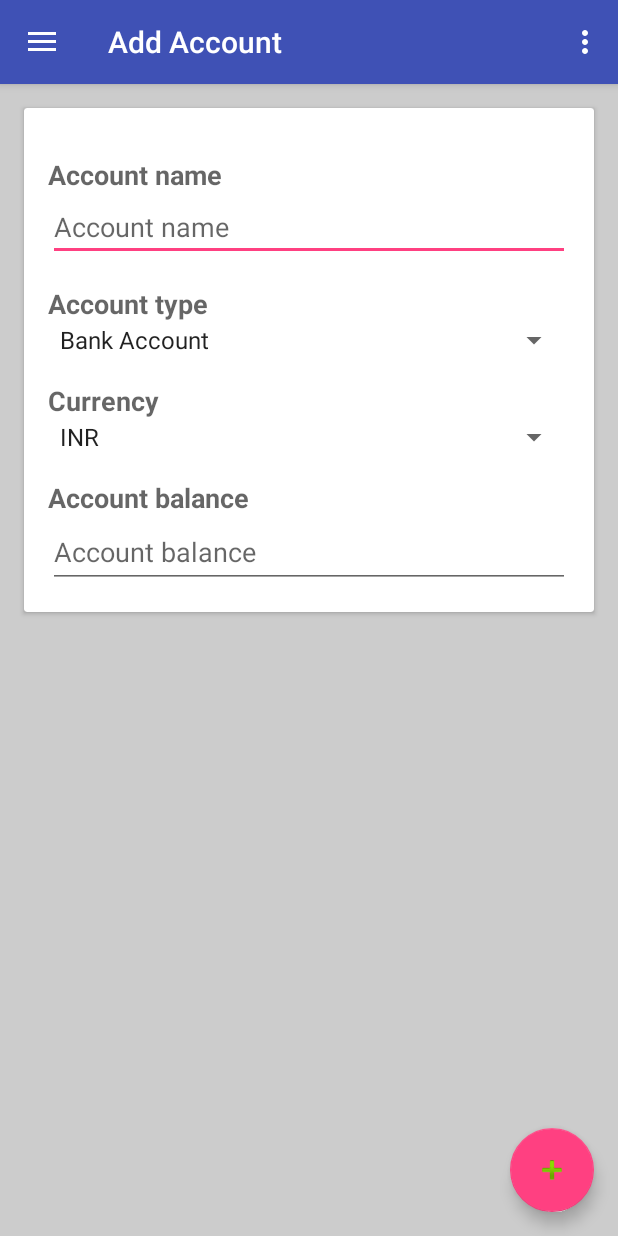
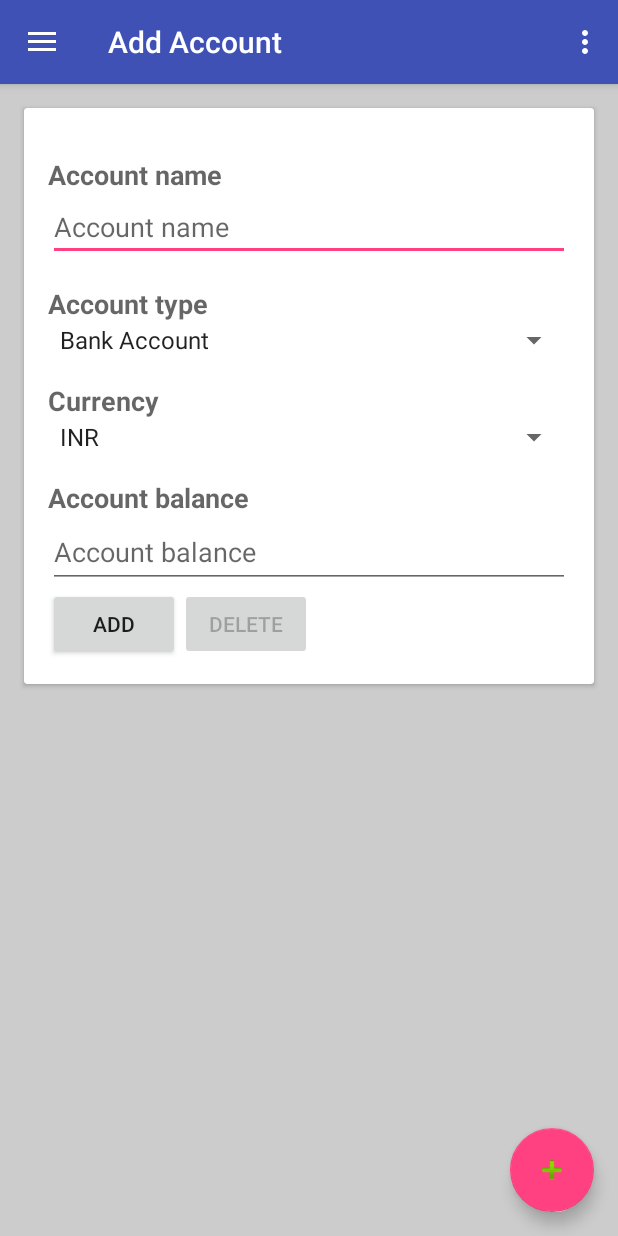
Before and after one commit to AdithyaRao-Com/BalanceForecast, an Android app: the AccountsAddEdit screen opened directly, with no data from a screen before it, on a phone screen of 412 x 824 dp. Run offline under Robolectric (Android 15) with nearby library versions, the phone set to English and light mode, and no system bars; 3 statements that could not run were skipped.

Commit message:
Payee AddEdit weill be called from the Payee ListView

```diff
--- a/app/src/main/AndroidManifest.xml
+++ b/app/src/main/AndroidManifest.xml
@@ -44,6 +44,10 @@
             android:name=".AccountsAddEdit"
             android:label="@string/app_name"
             android:theme="@style/AppTheme.NoActionBar"></activity>
+        <activity
+            android:name=".PayeeAddEdit"
+            android:label="@string/app_name"
+            android:theme="@style/AppTheme.NoActionBar"></activity>
     </application>
 
 </manifest>
--- a/app/src/main/java/com/timepass/adithya/balanceforecast/helper/DatabaseHelper.java
+++ b/app/src/main/java/com/timepass/adithya/balanceforecast/helper/DatabaseHelper.java
@@ -135,7 +135,7 @@ public class DatabaseHelper extends SQLiteOpenHelper {
     private static final String CREATE_TABLE_payee = "CREATE TABLE " + TABLE_payee +
             "(" +
             FIELD_payee_id + " INTEGER PRIMARY KEY, " +
-            FIELD_payee_payee_name + " REAL(10,0) " +
+            FIELD_payee_payee_name + " TEXT(50) " +
             ")";
 
 
@@ -835,7 +835,7 @@ public class DatabaseHelper extends SQLiteOpenHelper {
 
                 mPayee = new Payee();
                 mPayee.setId(cur.getInt(cur.getColumnIndex(FIELD_payee_id)));
-                mPayee.setPayeeName(cur.getDouble(cur.getColumnIndex(FIELD_payee_payee_name)));
+                mPayee.setPayeeName(cur.getString(cur.getColumnIndex(FIELD_payee_payee_name)));
 
             }
             cur.close();
@@ -866,7 +866,7 @@ public class DatabaseHelper extends SQLiteOpenHelper {
 
                     Payee mPayee = new Payee();
                     mPayee.setId(cur.getInt(cur.getColumnIndex(FIELD_payee_id)));
-                    mPayee.setPayeeName(cur.getDouble(cur.getColumnIndex(FIELD_payee_payee_name)));
+                    mPayee.setPayeeName(cur.getString(cur.getColumnIndex(FIELD_payee_payee_name)));
 
                     list.add(mPayee); // adding objects to the list
 
--- a/app/src/main/res/layout/accounts_activity.xml
+++ b/app/src/main/res/layout/accounts_activity.xml
@@ -109,7 +109,23 @@
                         android:inputType="numberDecimal" >
                         <!-- <requestFocus /> -->
                     </EditText>
-                    <!-- end content -->
+                    <LinearLayout
+                        android:layout_width="wrap_content"
+                        android:layout_height="match_parent"
+                        android:orientation="horizontal">
+                        <Button
+                            android:id="@+id/btn_accounts_activity_edit"
+                            android:text="ADD"
+                            android:layout_width="0dp"
+                            android:layout_height="wrap_content"
+                            android:layout_weight="1"/>
+                        <Button
+                            android:id="@+id/btn_accounts_activity_delete"
+                            android:text="DELETE"
+                            android:layout_width="0dp"
+                            android:layout_height="wrap_content"
+                            android:layout_weight="1"/>
+                    </LinearLayout>
                 </LinearLayout>
             </android.support.v7.widget.CardView>
         </ScrollView>
```
Also changed, not shown: app/src/main/java/com/timepass/adithya/balanceforecast/AccountsAddEdit.java (+32 -0 lines), app/src/main/java/com/timepass/adithya/balanceforecast/PayeeAddEdit.java (added, +47 -0 lines), app/src/main/java/com/timepass/adithya/balanceforecast/PayeeListView.java (+18 -0 lines), app/src/main/java/com/timepass/adithya/balanceforecast/model/Payee.java (+6 -6 lines), app/src/main/res/layout/payee_activity.xml (+17 -5 lines).
